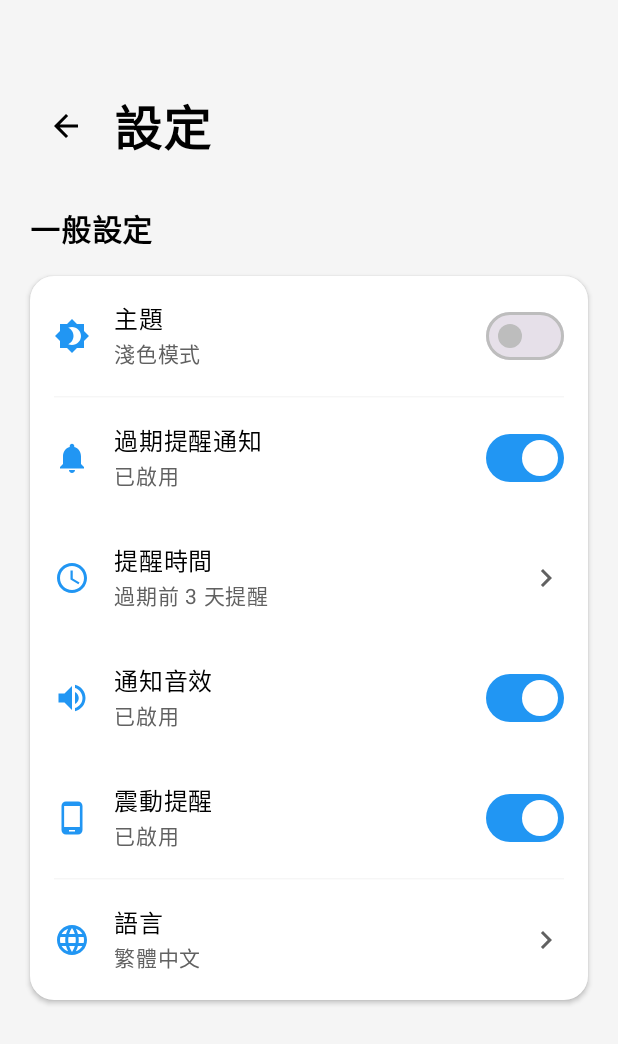
After one commit to kylecheng3146/Fridger, an Android app built with Jetpack Compose: the composable SettingsScreen shown on its own in the app's theme, on a phone screen of 412 x 824 dp. The commit adds this screen. Shown: the top 1044 px of the screen. Run offline under Robolectric (Android 15) with nearby library versions, the phone set to English and light mode, and no system bars.

Commit message:
feat(settings): 新增設定頁面與導航功能
提出方案:
- 引入新的設定頁面，提供應用程式的通用設定選項。
- 將原首頁的主題切換功能遷移至設定頁面，以集中管理應用程式設定。

主要變更內容：
- 在  中新增 Must be connected to a terminal.
 列舉，用於管理應用程式的畫面狀態（Home, Settings）。
- 實作畫面導航邏輯，根據  狀態切換顯示  或 。
-  的頂部導航列中，將原有的主題切換按鈕替換為設定按鈕，點擊後導航至設定頁面。
- 移除  中直接的主題切換邏輯，將其職責轉移至新的設定頁面。

技術改進：
- 引入畫面狀態管理機制，使應用程式的畫面切換更加清晰和模組化。
- 遵循單一職責原則，將主題切換功能從首頁分離，提升程式碼的可維護性。

其他優化：
- 提升使用者體驗，將所有設定選項集中於一處，方便使用者查找和調整。

影響範圍：
- ：應用程式主入口，新增畫面導航邏輯。
- ：首頁介面，修改了頂部導航列的按鈕行為。
- 新增  目錄及其相關檔案，包含  等。

驗證求解：
- 手動測試：
- 啟動應用程式，確認首頁顯示正常。
- 點擊首頁右上角的設定按鈕，確認能正確導航至設定頁面。
- 在設定頁面中，確認主題切換功能正常運作。
- 點擊設定頁面的返回按鈕，確認能正確返回首頁。
- 功能驗證：
- 確認應用程式在不同主題（淺色/深色）之間切換時，介面顯示正確。
- 確認設定頁面的各項功能（若有實作）能正常操作。
- 回歸測試：
- 確認新增設定頁面後，原有的食材列表顯示、新增食材等核心功能未受影響。
- 邊界與異常測試：
- 快速切換畫面，確認應用程式穩定性。

```diff
--- /dev/null
+++ b/composeApp/src/commonMain/kotlin/fridger/com/io/presentation/settings/SettingsScreen.kt
@@ -0,0 +1,385 @@
+@file:Suppress("ktlint:standard:no-wildcard-imports")
+
+package fridger.com.io.presentation.settings
+
+import androidx.compose.foundation.background
+import androidx.compose.foundation.clickable
+import androidx.compose.foundation.layout.*
+import androidx.compose.foundation.rememberScrollState
+import androidx.compose.foundation.shape.RoundedCornerShape
+import androidx.compose.foundation.verticalScroll
+import androidx.compose.material.icons.Icons
+import androidx.compose.material.icons.filled.*
+import androidx.compose.material3.*
+import androidx.compose.runtime.*
+import androidx.compose.ui.Alignment
+import androidx.compose.ui.Modifier
+import androidx.compose.ui.draw.clip
+import androidx.compose.ui.text.font.FontWeight
+import androidx.compose.ui.unit.dp
+import androidx.compose.ui.unit.sp
+import fridger.com.io.ui.theme.AppColors
+
+@Composable
+fun SettingsScreen(
+    isDarkTheme: Boolean,
+    onThemeChange: (Boolean) -> Unit,
+    onBackClick: () -> Unit,
+    modifier: Modifier = Modifier
+) {
+    val viewModel = remember { SettingsViewModel() }
+    val uiState by viewModel.uiState.collectAsState()
+
+    // Update dark theme state from parent
+    LaunchedEffect(isDarkTheme) {
+        viewModel.onThemeChange(isDarkTheme)
+    }
+
+    Column(
+        modifier = modifier
+            .fillMaxSize()
+            .background(MaterialTheme.colorScheme.background)
+            .verticalScroll(rememberScrollState())
+    ) {
+        // Header
+        SettingsHeader(onBackClick = onBackClick)
+
+        Spacer(modifier = Modifier.height(24.dp))
+
+        // General Settings Section
+        SettingsSection(title = "一般設定") {
+            // Theme Setting
+            SettingsItem(
+                icon = Icons.Default.Brightness4,
+                title = "主題",
+                subtitle = if (uiState.isDarkTheme) "深色模式" else "淺色模式",
+                onClick = {
+                    val newTheme = !uiState.isDarkTheme
+                    viewModel.onThemeChange(newTheme)
+                    onThemeChange(newTheme)
+                }
+            ) {
+                Switch(
+                    checked = uiState.isDarkTheme,
+                    onCheckedChange = { newTheme ->
+                        viewModel.onThemeChange(newTheme)
+                        onThemeChange(newTheme)
+                    }
+                )
+            }
+
+            HorizontalDivider(
+                modifier = Modifier.padding(horizontal = 16.dp),
+                color = MaterialTheme.colorScheme.outlineVariant.copy(alpha = 0.3f)
+            )
+
+            // Notification Settings
+            SettingsItem(
+                icon = Icons.Default.Notifications,
+                title = "過期提醒通知",
+                subtitle = if (uiState.notificationEnabled) "已啟用" else "已停用",
+                onClick = {
+                    viewModel.onNotificationEnabledChange(!uiState.notificationEnabled)
+                }
+            ) {
+                Switch(
+                    checked = uiState.notificationEnabled,
+                    onCheckedChange = viewModel::onNotificationEnabledChange
+                )
+            }
+
+            if (uiState.notificationEnabled) {
+                // Reminder Days
+                var showReminderDialog by remember { mutableStateOf(false) }
+
+                SettingsItem(
+                    icon = Icons.Default.Schedule,
+                    title = "提醒時間",
+                    subtitle = "過期前 ${uiState.reminderDays} 天提醒",
+                    onClick = { showReminderDialog = true }
+                ) {
+                    Icon(
+                        imageVector = Icons.Default.ChevronRight,
+                        contentDescription = null,
+                        tint = MaterialTheme.colorScheme.onSurfaceVariant
+                    )
+                }
+
+                // Sound Setting
+                SettingsItem(
+                    icon = Icons.Default.VolumeUp,
+                    title = "通知音效",
+                    subtitle = if (uiState.soundEnabled) "已啟用" else "已停用",
+                    onClick = {
+                        viewModel.onSoundEnabledChange(!uiState.soundEnabled)
+                    }
+                ) {
+                    Switch(
+                        checked = uiState.soundEnabled,
+                        onCheckedChange = viewModel::onSoundEnabledChange
+                    )
+                }
+
+                // Vibration Setting
+                SettingsItem(
+                    icon = Icons.Default.PhoneAndroid,
+                    title = "震動提醒",
+                    subtitle = if (uiState.vibrationEnabled) "已啟用" else "已停用",
+                    onClick = {
+                        viewModel.onVibrationEnabledChange(!uiState.vibrationEnabled)
+                    }
+                ) {
+                    Switch(
+                        checked = uiState.vibrationEnabled,
+                        onCheckedChange = viewModel::onVibrationEnabledChange
+                    )
+                }
+
+                // Reminder Days Dialog
+                if (showReminderDialog) {
+                    ReminderDaysDialog(
+                        currentDays = uiState.reminderDays,
+                        onDismiss = { showReminderDialog = false },
+                        onConfirm = { days ->
+                            viewModel.onReminderDaysChange(days)
+                            showReminderDialog = false
+                        }
+                    )
+                }
+            }
+
+            HorizontalDivider(
+                modifier = Modifier.padding(horizontal = 16.dp),
+                color = MaterialTheme.colorScheme.outlineVariant.copy(alpha = 0.3f)
+            )
+
+            // Language Setting
+            var showLanguageDialog by remember { mutableStateOf(false) }
+
+            SettingsItem(
+                icon = Icons.Default.Language,
+                title = "語言",
+                subtitle = uiState.selectedLanguage.displayName,
+                onClick = { showLanguageDialog = true }
+            ) {
+                Icon(
+                    imageVector = Icons.Default.ChevronRight,
+                    contentDescription = null,
+                    tint = MaterialTheme.colorScheme.onSurfaceVariant
+                )
+            }
+
+            if (showLanguageDialog) {
+                LanguageDialog(
+                    currentLanguage = uiState.selectedLanguage,
+                    onDismiss = { showLanguageDialog = false },
+                    onLanguageSelect = { language ->
+                        viewModel.onLanguageChange(language)
+                        showLanguageDialog = false
+                    }
+                )
+            }
+        }
+
+        Spacer(modifier = Modifier.height(32.dp))
+    }
+}
+
+@Composable
+private fun SettingsHeader(onBackClick: () -> Unit) {
+    Row(
+        modifier = Modifier
+            .fillMaxWidth()
+            .padding(top = 60.dp, bottom = 5.dp, start = 20.dp, end = 20.dp),
+        verticalAlignment = Alignment.CenterVertically
+    ) {
+        IconButton(onClick = onBackClick) {
+            Icon(
+                imageVector = Icons.Default.ArrowBack,
+                contentDescription = "返回",
+                tint = MaterialTheme.colorScheme.onBackground
+            )
+        }
+
+        Spacer(modifier = Modifier.width(8.dp))
+
+        Text(
+            text = "設定",
+            fontSize = 32.sp,
+            fontWeight = FontWeight.Bold,
+            color = MaterialTheme.colorScheme.onBackground
+        )
+    }
+}
+
+@Composable
+private fun SettingsSection(
+    title: String,
+    content: @Composable ColumnScope.() -> Unit
+) {
+    Column(
+        modifier = Modifier
+            .fillMaxWidth()
+            .padding(horizontal = 20.dp)
+    ) {
+        Text(
+            text = title,
+            fontSize = 20.sp,
+            fontWeight = FontWeight.Bold,
+            color = MaterialTheme.colorScheme.onBackground,
+            modifier = Modifier.padding(bottom = 16.dp)
+        )
+
+        Card(
+            modifier = Modifier.fillMaxWidth(),
+            shape = RoundedCornerShape(16.dp),
+            colors = CardDefaults.cardColors(
+                containerColor = MaterialTheme.colorScheme.surface
+            ),
+            elevation = CardDefaults.cardElevation(
+                defaultElevation = 2.dp
+            )
+        ) {
+            Column {
+                content()
+            }
+        }
+    }
+}
+
+@Composable
+private fun SettingsItem(
+    icon: androidx.compose.ui.graphics.vector.ImageVector,
+    title: String,
+    subtitle: String,
+    onClick: () -> Unit,
+    endContent: @Composable (() -> Unit)? = null
+) {
+    Row(
+        modifier = Modifier
+            .fillMaxWidth()
+            .clickable { onClick() }
+            .padding(16.dp),
+        verticalAlignment = Alignment.CenterVertically
+    ) {
+        Icon(
+            imageVector = icon,
+            contentDescription = null,
+            tint = MaterialTheme.colorScheme.primary,
+            modifier = Modifier.size(24.dp)
+        )
+
+        Spacer(modifier = Modifier.width(16.dp))
+
+        Column(
+            modifier = Modifier.weight(1f)
+        ) {
+            Text(
+                text = title,
+                fontSize = 16.sp,
+                fontWeight = FontWeight.Medium,
+                color = MaterialTheme.colorScheme.onSurface
+            )
+            Text(
+                text = subtitle,
+                fontSize = 14.sp,
+                color = MaterialTheme.colorScheme.onSurfaceVariant
+            )
+        }
+
+        endContent?.invoke()
+    }
+}
+
+@Composable
+private fun ReminderDaysDialog(
+    currentDays: Int,
+    onDismiss: () -> Unit,
+    onConfirm: (Int) -> Unit
+) {
+    var selectedDays by remember { mutableStateOf(currentDays) }
+
+    AlertDialog(
+        onDismissRequest = onDismiss,
+        title = {
+            Text(text = "提醒時間設定")
+        },
+        text = {
+            Column {
+                Text(text = "選擇過期前幾天開始提醒：")
+                Spacer(modifier = Modifier.height(16.dp))
+
+                val dayOptions = listOf(1, 2, 3, 5, 7, 10, 14)
+                dayOptions.forEach { days ->
+                    Row(
+                        modifier = Modifier
+                            .fillMaxWidth()
+                            .clip(RoundedCornerShape(8.dp))
+                            .clickable { selectedDays = days }
+                            .padding(12.dp),
+                        verticalAlignment = Alignment.CenterVertically
+                    ) {
+                        RadioButton(
+                            selected = selectedDays == days,
+                            onClick = { selectedDays = days }
+                        )
+                        Spacer(modifier = Modifier.width(8.dp))
+                        Text(text = "$days 天")
+                    }
+                }
+            }
+        },
+        confirmButton = {
+            TextButton(
+                onClick = { onConfirm(selectedDays) }
+            ) {
+                Text("確定")
+            }
+        },
+        dismissButton = {
+            TextButton(onClick = onDismiss) {
+                Text("取消")
+            }
+        }
+    )
+}
+
+@Composable
+private fun LanguageDialog(
+    currentLanguage: Language,
+    onDismiss: () -> Unit,
+    onLanguageSelect: (Language) -> Unit
+) {
+    AlertDialog(
+        onDismissRequest = onDismiss,
+        title = {
+            Text(text = "選擇語言")
+        },
+        text = {
+            Column {
+                Language.values().forEach { language ->
+                    Row(
+                        modifier = Modifier
+                            .fillMaxWidth()
+                            .clip(RoundedCornerShape(8.dp))
+                            .clickable { onLanguageSelect(language) }
+                            .padding(12.dp),
+                        verticalAlignment = Alignment.CenterVertically
+                    ) {
+                        RadioButton(
+                            selected = currentLanguage == language,
+                            onClick = { onLanguageSelect(language) }
+                        )
+                        Spacer(modifier = Modifier.width(8.dp))
+                        Text(text = language.displayName)
+                    }
+                }
+            }
+        },
+        confirmButton = {
+            TextButton(onClick = onDismiss) {
+                Text("取消")
+            }
+        }
+    )
+}
--- /dev/null
+++ b/composeApp/src/commonMain/kotlin/fridger/com/io/presentation/settings/SettingsViewModel.kt
@@ -0,0 +1,50 @@
+package fridger.com.io.presentation.settings
+
+import kotlinx.coroutines.flow.MutableStateFlow
+import kotlinx.coroutines.flow.StateFlow
+import kotlinx.coroutines.flow.asStateFlow
+import kotlinx.coroutines.flow.update
+
+class SettingsViewModel {
+    private val _uiState = MutableStateFlow(SettingsUiState())
+    val uiState: StateFlow<SettingsUiState> = _uiState.asStateFlow()
+
+    fun onThemeChange(isDarkTheme: Boolean) {
+        _uiState.update { it.copy(isDarkTheme = isDarkTheme) }
+    }
+
+    fun onNotificationEnabledChange(enabled: Boolean) {
+        _uiState.update { it.copy(notificationEnabled = enabled) }
+    }
+
+    fun onReminderDaysChange(days: Int) {
+        _uiState.update { it.copy(reminderDays = days) }
+    }
+
+    fun onSoundEnabledChange(enabled: Boolean) {
+        _uiState.update { it.copy(soundEnabled = enabled) }
+    }
+
+    fun onVibrationEnabledChange(enabled: Boolean) {
+        _uiState.update { it.copy(vibrationEnabled = enabled) }
+    }
+
+    fun onLanguageChange(language: Language) {
+        _uiState.update { it.copy(selectedLanguage = language) }
+    }
+}
+
+data class SettingsUiState(
+    val isDarkTheme: Boolean = false,
+    val notificationEnabled: Boolean = true,
+    val reminderDays: Int = 3,
+    val soundEnabled: Boolean = true,
+    val vibrationEnabled: Boolean = true,
+    val selectedLanguage: Language = Language.CHINESE
+)
+
+enum class Language(val displayName: String, val code: String) {
+    CHINESE("繁體中文", "zh-TW"),
+    ENGLISH("English", "en"),
+    JAPANESE("日本語", "ja")
+}
```
Also changed, not shown: composeApp/src/commonMain/kotlin/fridger/com/io/App.kt (+20 -3 lines), composeApp/src/commonMain/kotlin/fridger/com/io/presentation/home/HomeScreen.kt (+8 -14 lines).
